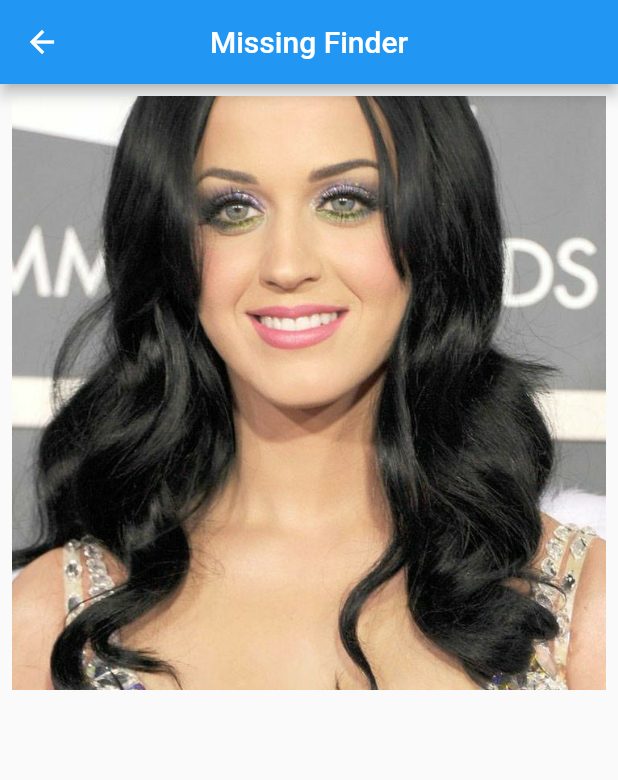
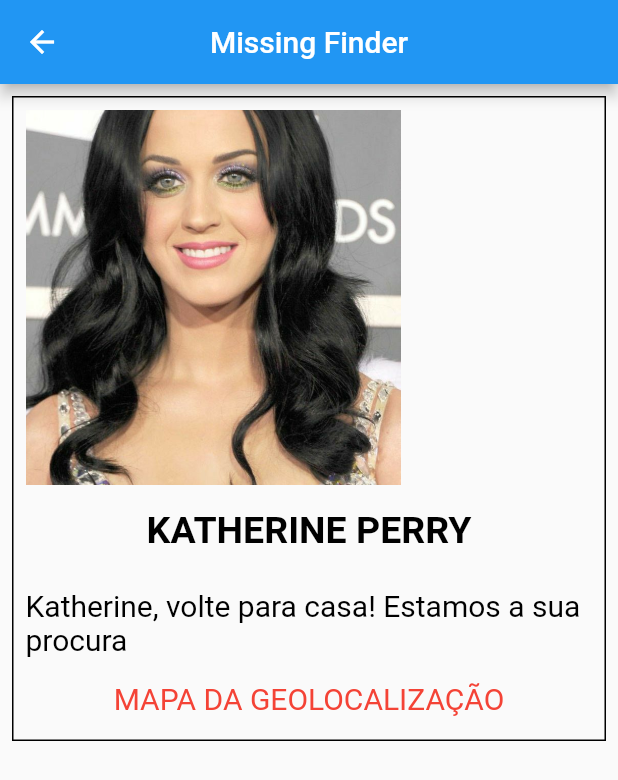
Before and after one commit to joaofavara/missing-finder-flutter, a Flutter app: the ChecaAnuncio screen opened by its route, on a phone screen of 412 x 824 dp. Shown: the top 780 px of the screen. Run offline on Flutter 3.47's test engine with Material 2 defaults, Android fonts, the light colour scheme and no system bars; our stand-ins replace image_picker.

Commit message:
update Clarice

```diff
--- a/lib/Screen/AdicionarAnuncio.dart
+++ b/lib/Screen/AdicionarAnuncio.dart
@@ -1,7 +1,6 @@
 import 'package:flutter/material.dart';
 
 class AdicionarAnuncio extends StatelessWidget {
-
   @override
   Widget build(BuildContext context) {
     return Scaffold(
@@ -57,7 +56,7 @@ class AdicionarAnuncio extends StatelessWidget {
               ),
               color: Colors.blue,
               textColor: Colors.white,
-              onPressed: ()  {},
+              onPressed: () {},
             ),
           ],
         ),
--- a/lib/Screen/ChecaAnuncio.dart
+++ b/lib/Screen/ChecaAnuncio.dart
@@ -1,28 +1,85 @@
 import 'package:flutter/material.dart';
 
-// TELA PRA QUANDO CLICA VER UM ANÚNCIO DA HOME
-
+// TELA PARA CHECAR ANUNCIO DAS PESSOAS PERDIDAS
 class ChecaAnuncio extends StatelessWidget {
   @override
   Widget build(BuildContext context) {
     return Scaffold(
       appBar: AppBar(
-        title: Text("Missing Finder",),
+        title: Text(
+          "Missing Finder",
+        ),
         centerTitle: true,
       ),
 
       // BODY => GRID COM AS FOTOS
-      body: GridView.count(
-        crossAxisCount: 1, //Grid com 2 colunas
-        children: List.generate(1, (index) {
-          return Padding(
-            padding: const EdgeInsets.all(8.0),
-            child: (
-              Image.asset('assets/imagens/katyperry_similaridades.jpg',
-              width: 500, height: 500,fit: BoxFit.cover)
+      body: Container(
+        margin: EdgeInsets.all(8.0),
+        padding: EdgeInsets.all(8.0),
+        decoration: BoxDecoration(
+          border: Border.all(),
+        ),
+        //padding: const EdgeInsets.all(8.0),
+        child: Column(
+          mainAxisSize: MainAxisSize.min,
+          children: [
+            Row(
+              children: [
+                Image.asset(
+                  'assets/imagens/katyperry_similaridades.jpg',
+                  width: 250,
+                  height: 250,
+                  fit: BoxFit.cover,
+                  alignment: Alignment.center,
+                ),
+              ],
             ),
-          );
-        }),
+            // NOME DA PESSOA DESAPARECIDA
+            Padding(
+              padding: EdgeInsets.symmetric(
+                vertical: 16.0,
+                horizontal: 0,
+              ),
+              child: Text(
+                'KATHERINE PERRY',
+                style: TextStyle(
+                    color: Colors.black,
+                    fontSize: 25,
+                    fontWeight: FontWeight.bold),
+              ),
+            ),
+
+            // Mensagem deixada pela família
+            Padding(
+              padding: EdgeInsets.symmetric(
+                vertical: 8.0,
+                horizontal: 0,
+              ),
+              child: Text(
+                'Katherine, volte para casa! Estamos a sua procura',
+                style: TextStyle(
+                  color: Colors.black,
+                  fontSize: 20,
+                ),
+              ),
+            ),
+
+            // MAPA COM A GEOLOCALIZAÇÃO
+            Padding(
+              padding: EdgeInsets.symmetric(
+                vertical: 8.0,
+                horizontal: 0,
+              ),
+              child: Text(
+                'MAPA DA GEOLOCALIZAÇÃO',
+                style: TextStyle(
+                  color: Colors.red,
+                  fontSize: 20,
+                ),
+              ),
+            ),
+          ],
+        ),
       ),
     );
   }
--- /dev/null
+++ b/lib/Screen/ChecaAnuncioAchada.dart
@@ -0,0 +1,21 @@
+import 'package:flutter/material.dart';
+
+// TELA PARA CHECAR ANUNCIO DAS PESSOAS ACHADAS
+class ChecaAnuncio extends StatelessWidget {
+  @override
+  Widget build(BuildContext context) {
+    return Scaffold(
+      appBar: AppBar(
+        title: Text(
+          "Missing Finder",
+        ),
+        centerTitle: true,
+      ),
+      body: Center(
+        child: (
+          Image.network("https://uploaddeimagens.com.br/imagens/Y-bLBYM")
+        ),
+      ),
+    );
+  }
+}
--- a/lib/Screen/InstrucoesFoto.dart
+++ b/lib/Screen/InstrucoesFoto.dart
@@ -39,6 +39,8 @@ class InstrucoesFoto extends StatelessWidget {
           ],
         ),
       ),
+
+      // BODY
       body: Container(
         margin: EdgeInsets.all(8.0),
         padding: EdgeInsets.all(8.0),
--- a/lib/Screen/Similaridades.dart
+++ b/lib/Screen/Similaridades.dart
@@ -85,6 +85,7 @@ class Similaridades extends StatelessWidget {
                                     color: Colors.green,
                                     size: 50,
                                   ),
+                                  //onPressed: () {},
                                   SizedBox(
                                     width: 20,
                                     height: 150,
```
